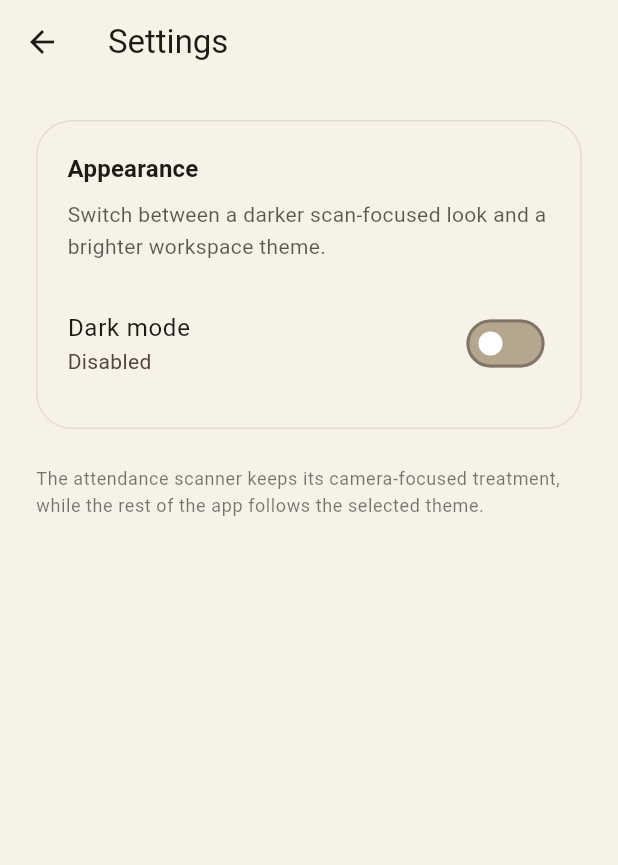
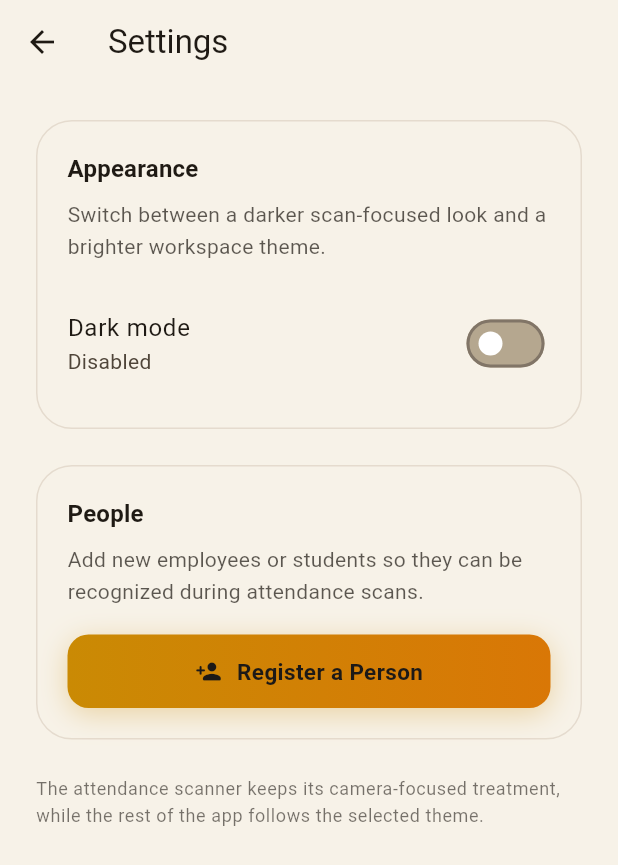
Before and after one commit to nathnael19/bayn_attendance, a Flutter app: the screen it shows after launch, after a tap on the "settings" icon, on a phone screen of 412 x 824 dp. Shown: the top 865 px of the screen. Run offline on Flutter 3.47's test engine with Material 3 defaults, Android fonts, the phone set to English and light mode, and no system bars; our stand-ins replace camera, equatable, flutter_bloc, flutter_tts, get_it, sqflite; missing offline and left inert: google_mlkit_face_detection; accounts and stored records are empty; statements that could not run were skipped.

Commit message:
Refactor HomePage to use dependency injection for AttendanceCubit; replace hardcoded stats with HomeStatsCubit for dynamic data display. Update SettingsPage to include a new Register section for adding employees or students, integrating RegisterCubit for navigation to the registration page.

```diff
--- a/lib/features/attendance/presentation/pages/home_page.dart
+++ b/lib/features/attendance/presentation/pages/home_page.dart
@@ -2,6 +2,9 @@ import 'dart:math' as math;
 import 'package:flutter/material.dart';
 import 'package:flutter_bloc/flutter_bloc.dart';
 import '../cubit/attendance_cubit.dart';
+import '../cubit/home_stats_cubit.dart';
+import '../cubit/home_stats_state.dart';
+import '../../../../injection_container.dart' as di;
 import 'attendance_page.dart';
 import 'settings_page.dart';
 
@@ -62,7 +65,7 @@ class _HomePageState extends State<HomePage> with TickerProviderStateMixin {
     Navigator.of(context).push(
       PageRouteBuilder(
         pageBuilder: (_, animation, __) => BlocProvider(
-          create: (_) => AttendanceCubit(),
+          create: (_) => di.sl<AttendanceCubit>(),
           child: const AttendancePage(),
         ),
         transitionsBuilder: (_, animation, __, child) {
@@ -224,19 +227,6 @@ class _HomePageState extends State<HomePage> with TickerProviderStateMixin {
           ],
         ),
         const Spacer(),
-        IconButton(
-          onPressed: _openSettings,
-          icon: Icon(
-            Icons.settings_rounded,
-            color: titleColor.withValues(alpha: 0.75),
-          ),
-          style: IconButton.styleFrom(
-            backgroundColor: isDark
-                ? Colors.white.withValues(alpha: 0.05)
-                : Colors.black.withValues(alpha: 0.04),
-          ),
-        ),
-        const SizedBox(width: 10),
         // Date chip
         Container(
           padding: const EdgeInsets.symmetric(horizontal: 14, vertical: 8),
@@ -269,6 +259,20 @@ class _HomePageState extends State<HomePage> with TickerProviderStateMixin {
                 ),
               ),
             ],
+          ),
+        ),
+        const SizedBox(width: 10),
+        // Settings icon
+        IconButton(
+          onPressed: _openSettings,
+          icon: Icon(
+            Icons.settings_rounded,
+            color: titleColor.withValues(alpha: 0.75),
+          ),
+          style: IconButton.styleFrom(
+            backgroundColor: isDark
+                ? Colors.white.withValues(alpha: 0.05)
+                : Colors.black.withValues(alpha: 0.04),
           ),
         ),
       ],
@@ -346,6 +350,18 @@ class _HomePageState extends State<HomePage> with TickerProviderStateMixin {
   }
 
   Widget _buildStatsRow() {
+    return BlocBuilder<HomeStatsCubit, HomeStatsState>(
+      builder: (context, state) {
+        String total = '-';
+        String accuracy = '-';
+        String speed = '-';
+
+        if (state is HomeStatsLoaded) {
+          total = state.stats.totalCheckedIn.toString();
+          accuracy = state.stats.accuracyLabel;
+          speed = state.stats.scanTimeLabel;
+        }
+
         final isDark = Theme.of(context).brightness == Brightness.dark;
         final cardColor = isDark
             ? Colors.white.withValues(alpha: 0.03)
@@ -358,7 +374,7 @@ class _HomePageState extends State<HomePage> with TickerProviderStateMixin {
           children: [
             _StatCard(
               label: 'Today',
-          value: '24',
+              value: total,
               subtitle: 'checked in',
               color: const Color(0xFF00E676),
               cardColor: cardColor,
@@ -367,7 +383,7 @@ class _HomePageState extends State<HomePage> with TickerProviderStateMixin {
             const SizedBox(width: 12),
             _StatCard(
               label: 'Accuracy',
-          value: '99.8%',
+              value: accuracy,
               subtitle: 'recognition',
               color: const Color(0xFF00E5FF),
               cardColor: cardColor,
@@ -376,13 +392,15 @@ class _HomePageState extends State<HomePage> with TickerProviderStateMixin {
             const SizedBox(width: 12),
             _StatCard(
               label: 'Speed',
-          value: '< 3s',
+              value: speed,
               subtitle: 'avg scan time',
               color: const Color(0xFFCA8A04),
               cardColor: cardColor,
               borderColor: borderColor,
             ),
           ],
+        );
+      },
     );
   }
 
--- a/lib/features/attendance/presentation/pages/settings_page.dart
+++ b/lib/features/attendance/presentation/pages/settings_page.dart
@@ -2,6 +2,9 @@ import 'package:flutter/material.dart';
 import 'package:flutter_bloc/flutter_bloc.dart';
 
 import '../../../../core/theme/theme_cubit.dart';
+import '../../../../injection_container.dart' as di;
+import '../cubit/register_cubit.dart';
+import 'register_page.dart';
 
 class SettingsPage extends StatelessWidget {
   const SettingsPage({super.key});
@@ -58,6 +61,90 @@ class SettingsPage extends StatelessWidget {
             ),
           ),
           const SizedBox(height: 24),
+
+          // Register section
+          Container(
+            padding: const EdgeInsets.all(20),
+            decoration: BoxDecoration(
+              color: Theme.of(context).colorScheme.surface,
+              borderRadius: BorderRadius.circular(24),
+              border: Border.all(
+                color: Theme.of(
+                  context,
+                ).colorScheme.outlineVariant.withValues(alpha: 0.5),
+              ),
+            ),
+            child: Column(
+              crossAxisAlignment: CrossAxisAlignment.start,
+              children: [
+                Text(
+                  'People',
+                  style: Theme.of(context).textTheme.titleMedium?.copyWith(
+                    fontWeight: FontWeight.w700,
+                  ),
+                ),
+                const SizedBox(height: 8),
+                Text(
+                  'Add new employees or students so they can be recognized during attendance scans.',
+                  style: Theme.of(context).textTheme.bodyMedium?.copyWith(
+                    color: Theme.of(
+                      context,
+                    ).colorScheme.onSurface.withValues(alpha: 0.72),
+                    height: 1.5,
+                  ),
+                ),
+                const SizedBox(height: 18),
+                GestureDetector(
+                  onTap: () => Navigator.of(context).push(
+                    MaterialPageRoute(
+                      builder: (_) => BlocProvider(
+                        create: (_) => di.sl<RegisterCubit>(),
+                        child: const RegisterPage(),
+                      ),
+                    ),
+                  ),
+                  child: Container(
+                    width: double.infinity,
+                    padding: const EdgeInsets.symmetric(vertical: 14),
+                    decoration: BoxDecoration(
+                      gradient: const LinearGradient(
+                        colors: [Color(0xFFCA8A04), Color(0xFFD97706)],
+                      ),
+                      borderRadius: BorderRadius.circular(14),
+                      boxShadow: [
+                        BoxShadow(
+                          color: const Color(0xFFCA8A04).withValues(alpha: 0.3),
+                          blurRadius: 16,
+                          offset: const Offset(0, 4),
+                        ),
+                      ],
+                    ),
+                    child: Row(
+                      mainAxisAlignment: MainAxisAlignment.center,
+                      children: const [
+                        Icon(
+                          Icons.person_add_rounded,
+                          color: Color(0xFF1C1917),
+                          size: 18,
+                        ),
+                        SizedBox(width: 10),
+                        Text(
+                          'Register a Person',
+                          style: TextStyle(
+                            color: Color(0xFF1C1917),
+                            fontSize: 15,
+                            fontWeight: FontWeight.w700,
+                          ),
+                        ),
+                      ],
+                    ),
+                  ),
+                ),
+              ],
+            ),
+          ),
+
+          const SizedBox(height: 24),
           Text(
             'The attendance scanner keeps its camera-focused treatment, while the rest of the app follows the selected theme.',
             style: Theme.of(context).textTheme.bodySmall?.copyWith(
```
Lines whose indentation alone changed are shown as unchanged.
